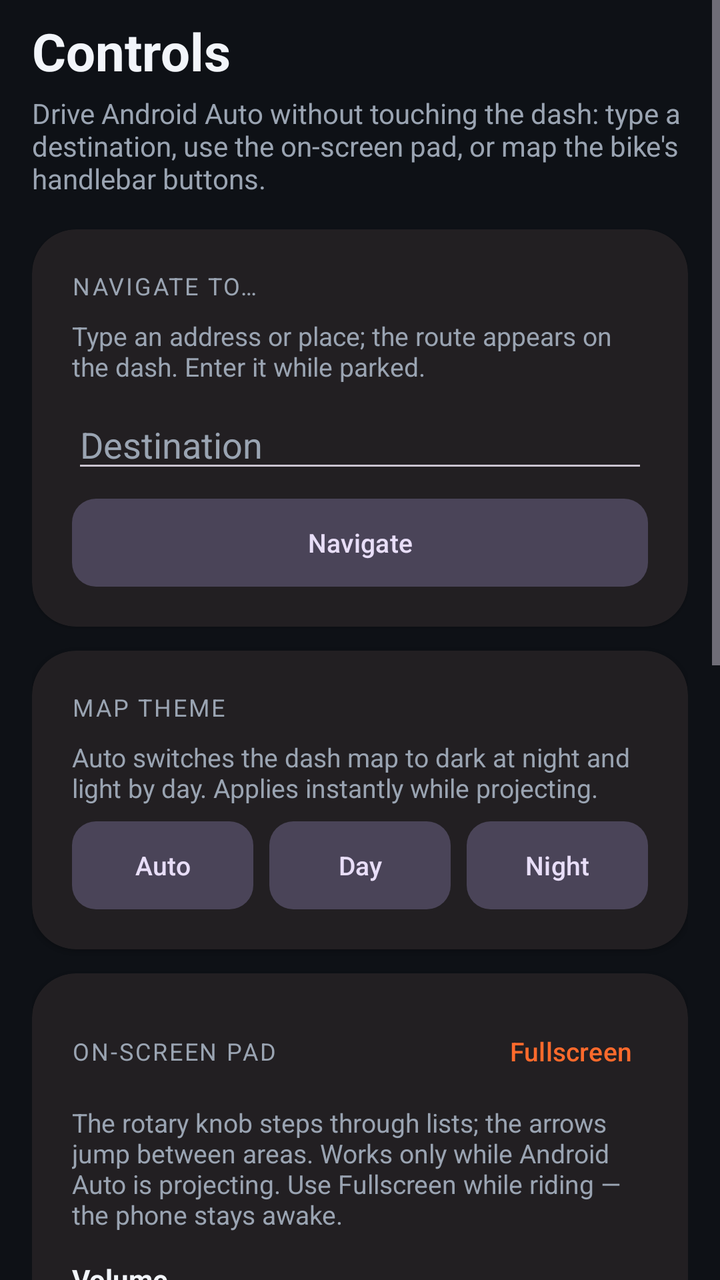
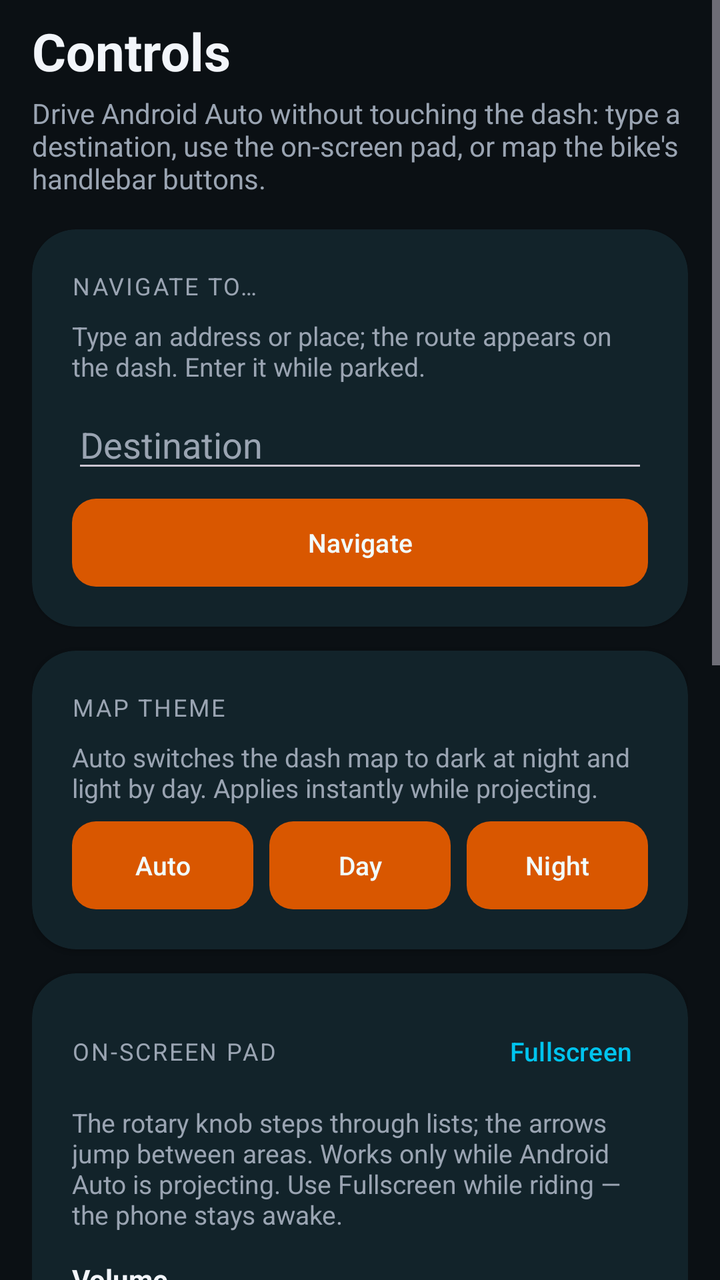

Screens rendered from an Android XML layout before and after an edit, with the pre-edit source and the edit as a unified diff.
<!-- AndroidManifest.xml: application theme Theme.OpenCfMoto -->
<!-- res/layout/activity_controls.xml -->
<?xml version="1.0" encoding="utf-8"?>
<FrameLayout xmlns:android="http://schemas.android.com/apk/res/android"
    android:id="@+id/controls_root"
    android:layout_width="match_parent"
    android:layout_height="match_parent"
    android:background="@color/bg">

    <ScrollView
        android:id="@+id/controls_scroll"
        android:layout_width="match_parent"
        android:layout_height="match_parent"
        android:fillViewport="true">

    <LinearLayout
        android:id="@+id/controls_content"
        android:layout_width="match_parent"
        android:layout_height="wrap_content"
        android:orientation="vertical"
        android:paddingHorizontal="16dp"
        android:paddingBottom="24dp">

        <LinearLayout
            android:id="@+id/controls_header"
            android:layout_width="match_parent"
            android:layout_height="wrap_content"
            android:orientation="vertical">

        <TextView
            android:layout_width="match_parent"
            android:layout_height="wrap_content"
            android:layout_marginTop="8dp"
            android:text="@string/controls_controls"
            android:textColor="@color/text_primary"
            android:textSize="26sp"
            android:textStyle="bold" />

        <TextView
            android:layout_width="match_parent"
            android:layout_height="wrap_content"
            android:layout_marginTop="4dp"
            android:layout_marginBottom="12dp"
            android:text="@string/controls_drive_android_auto_without_touching_the_dash_typ"
            android:textColor="@color/text_secondary"
            android:textSize="14sp" />
        </LinearLayout>

        
        <com.google.android.material.card.MaterialCardView
            android:id="@+id/card_nav"
            style="@style/Card.OpenCfMoto"
            android:layout_width="match_parent"
            android:layout_height="wrap_content"
            android:layout_marginTop="4dp">

            <LinearLayout
                android:layout_width="match_parent"
                android:layout_height="wrap_content"
                android:orientation="vertical">

                <TextView
                    android:layout_width="match_parent"
                    android:layout_height="wrap_content"
                    android:text="@string/controls_navigate_to"
                    android:textColor="@color/text_secondary"
                    android:textAllCaps="true"
                    android:textSize="12sp"
                    android:letterSpacing="0.08" />

                <TextView
                    android:layout_width="match_parent"
                    android:layout_height="wrap_content"
                    android:layout_marginTop="8dp"
                    android:text="@string/controls_type_an_address_or_place_the_route_appears_on_th"
                    android:textColor="@color/text_secondary"
                    android:textSize="13sp" />

                <EditText
                    android:id="@+id/et_nav"
                    android:layout_width="match_parent"
                    android:layout_height="wrap_content"
                    android:layout_marginTop="8dp"
                    android:hint="@string/controls_destination"
                    android:inputType="textPostalAddress"
                    android:textColor="@color/text_primary"
                    android:textColorHint="@color/text_secondary" />

                <com.google.android.material.button.MaterialButton
                    android:id="@+id/btn_nav_go"
                    style="@style/Widget.OpenCfMoto.Segment"
                    android:layout_width="match_parent"
                    android:layout_height="wrap_content"
                    android:layout_marginTop="8dp"
                    android:text="@string/controls_navigate" />
            </LinearLayout>
        </com.google.android.material.card.MaterialCardView>

        
        <com.google.android.material.card.MaterialCardView
            android:id="@+id/card_theme"
            style="@style/Card.OpenCfMoto"
            android:layout_width="match_parent"
            android:layout_height="wrap_content"
            android:layout_marginTop="12dp">

            <LinearLayout
                android:layout_width="match_parent"
                android:layout_height="wrap_content"
                android:orientation="vertical">

                <TextView
                    android:layout_width="match_parent"
                    android:layout_height="wrap_content"
                    android:text="@string/controls_map_theme"
                    android:textColor="@color/text_secondary"
                    android:textAllCaps="true"
                    android:textSize="12sp"
                    android:letterSpacing="0.08" />

                <TextView
                    android:id="@+id/theme_desc"
                    android:layout_width="match_parent"
                    android:layout_height="wrap_content"
                    android:layout_marginTop="8dp"
                    android:text="@string/controls_auto_switches_the_dash_map_to_dark_at_night_and_"
                    android:textColor="@color/text_secondary"
                    android:textSize="13sp" />

                <LinearLayout
                    android:layout_width="match_parent"
                    android:layout_height="wrap_content"
                    android:layout_marginTop="8dp"
                    android:baselineAligned="false"
                    android:orientation="horizontal">

                    <com.google.android.material.button.MaterialButton
                        android:id="@+id/theme_auto"
                        style="@style/Widget.OpenCfMoto.Segment"
                        android:layout_width="0dp"
                        android:layout_height="wrap_content"
                        android:layout_marginEnd="4dp"
                        android:layout_weight="1"
                        android:text="@string/controls_auto" />

                    <com.google.android.material.button.MaterialButton
                        android:id="@+id/theme_day"
                        style="@style/Widget.OpenCfMoto.Segment"
                        android:layout_width="0dp"
                        android:layout_height="wrap_content"
                        android:layout_marginHorizontal="4dp"
                        android:layout_weight="1"
                        android:text="@string/controls_day" />

                    <com.google.android.material.button.MaterialButton
                        android:id="@+id/theme_night"
                        style="@style/Widget.OpenCfMoto.Segment"
                        android:layout_width="0dp"
                        android:layout_height="wrap_content"
                        android:layout_marginStart="4dp"
                        android:layout_weight="1"
                        android:text="@string/controls_night" />
                </LinearLayout>
            </LinearLayout>
        </com.google.android.material.card.MaterialCardView>

        
        <com.google.android.material.card.MaterialCardView
            android:id="@+id/card_pad"
            style="@style/Card.OpenCfMoto"
            android:layout_width="match_parent"
            android:layout_height="wrap_content"
            android:layout_marginTop="12dp">

            <LinearLayout
                android:id="@+id/pad_body"
                android:layout_width="match_parent"
                android:layout_height="match_parent"
                android:orientation="vertical">

                <LinearLayout
                    android:layout_width="match_parent"
                    android:layout_height="wrap_content"
                    android:gravity="center_vertical"
                    android:orientation="horizontal">

                    <TextView
                        android:layout_width="0dp"
                        android:layout_height="wrap_content"
                        android:layout_weight="1"
                        android:text="@string/controls_on_screen_pad"
                        android:textColor="@color/text_secondary"
                        android:textAllCaps="true"
                        android:textSize="12sp"
                        android:letterSpacing="0.08" />

                    <com.google.android.material.button.MaterialButton
                        android:id="@+id/btn_pad_fullscreen"
                        style="@style/Widget.Material3.Button.TextButton"
                        android:layout_width="wrap_content"
                        android:layout_height="wrap_content"
                        android:minHeight="0dp"
                        android:minWidth="0dp"
                        android:paddingHorizontal="8dp"
                        android:text="@string/controls_fullscreen"
                        android:textColor="@color/brand_orange"
                        android:textSize="13sp" />
                </LinearLayout>

                <TextView
                    android:id="@+id/pad_intro"
                    android:layout_width="match_parent"
                    android:layout_height="wrap_content"
                    android:layout_marginTop="8dp"
                    android:text="@string/controls_the_rotary_knob_steps_through_lists_the_arrows_j"
                    android:textColor="@color/text_secondary"
                    android:textSize="13sp" />

                
                <TextView
                    android:id="@+id/tv_volume_label"
                    android:layout_width="match_parent"
                    android:layout_height="wrap_content"
                    android:layout_marginTop="14dp"
                    android:text="@string/controls_volume"
                    android:textColor="@color/text_primary"
                    android:textSize="14sp"
                    android:textStyle="bold" />

                <TextView
                    android:id="@+id/tv_volume_hint"
                    android:layout_width="match_parent"
                    android:layout_height="wrap_content"
                    android:layout_marginTop="2dp"
                    android:text="@string/controls_phone_media_volume_nav_voice_music_use_this_when"
                    android:textColor="@color/text_secondary"
                    android:textSize="12sp" />

                <LinearLayout
                    android:id="@+id/volume_row"
                    android:layout_width="match_parent"
                    android:layout_height="wrap_content"
                    android:layout_marginTop="6dp"
                    android:gravity="center_vertical"
                    android:orientation="horizontal">

                    <TextView
                        android:layout_width="wrap_content"
                        android:layout_height="wrap_content"
                        android:text="@string/controls_low"
                        android:textColor="@color/text_secondary"
                        android:textSize="12sp" />

                    <SeekBar
                        android:id="@+id/seek_volume"
                        android:layout_width="0dp"
                        android:layout_height="wrap_content"
                        android:layout_marginHorizontal="8dp"
                        android:layout_weight="1"
                        android:max="15"
                        android:progress="8" />

                    <TextView
                        android:id="@+id/tv_volume_value"
                        android:layout_width="28dp"
                        android:layout_height="wrap_content"
                        android:gravity="end"
                        android:text="@string/controls_8"
                        android:textColor="@color/text_primary"
                        android:textSize="14sp" />
                </LinearLayout>

                
                <LinearLayout
                    android:id="@+id/pad_row_knob"
                    android:layout_width="match_parent"
                    android:layout_height="wrap_content"
                    android:layout_marginTop="12dp"
                    android:orientation="horizontal">

                    <com.google.android.material.button.MaterialButton
                        android:id="@+id/btn_knob_back"
                        style="@style/Widget.OpenCfMoto.Segment"
                        android:layout_width="0dp"
                        android:layout_height="wrap_content"
                        android:layout_marginEnd="4dp"
                        android:layout_weight="1"
                        android:text="@string/controls_prev" />

                    <com.google.android.material.button.MaterialButton
                        android:id="@+id/btn_dpad_up"
                        style="@style/Widget.OpenCfMoto.Segment"
                        android:layout_width="0dp"
                        android:layout_height="wrap_content"
                        android:layout_marginHorizontal="4dp"
                        android:layout_weight="1"
                        android:text="@string/controls_str" />

                    <com.google.android.material.button.MaterialButton
                        android:id="@+id/btn_knob_fwd"
                        style="@style/Widget.OpenCfMoto.Segment"
                        android:layout_width="0dp"
                        android:layout_height="wrap_content"
                        android:layout_marginStart="4dp"
                        android:layout_weight="1"
                        android:text="@string/controls_next" />
                </LinearLayout>

                
                <LinearLayout
                    android:id="@+id/pad_row_mid"
                    android:layout_width="match_parent"
                    android:layout_height="wrap_content"
                    android:layout_marginTop="8dp"
                    android:orientation="horizontal">

                    <com.google.android.material.button.MaterialButton
                        android:id="@+id/btn_dpad_left"
                        style="@style/Widget.OpenCfMoto.Segment"
                        android:layout_width="0dp"
                        android:layout_height="wrap_content"
                        android:layout_marginEnd="4dp"
                        android:layout_weight="1"
                        android:text="@string/controls_str_2" />

                    <com.google.android.material.button.MaterialButton
                        android:id="@+id/btn_select"
                        style="@style/Widget.OpenCfMoto.Segment"
                        android:layout_width="0dp"
                        android:layout_height="wrap_content"
                        android:layout_marginHorizontal="4dp"
                        android:layout_weight="1"
                        android:text="OK" />

                    <com.google.android.material.button.MaterialButton
                        android:id="@+id/btn_dpad_right"
                        style="@style/Widget.OpenCfMoto.Segment"
                        android:layout_width="0dp"
                        android:layout_height="wrap_content"
                        android:layout_marginStart="4dp"
                        android:layout_weight="1"
                        android:text="@string/controls_str_3" />
                </LinearLayout>

                
                <LinearLayout
                    android:id="@+id/pad_row_down"
                    android:layout_width="match_parent"
                    android:layout_height="wrap_content"
                    android:layout_marginTop="8dp"
                    android:orientation="horizontal">

                    <Space
                        android:layout_width="0dp"
                        android:layout_height="1dp"
                        android:layout_weight="1" />

                    <com.google.android.material.button.MaterialButton
                        android:id="@+id/btn_dpad_down"
                        style="@style/Widget.OpenCfMoto.Segment"
                        android:layout_width="0dp"
                        android:layout_height="wrap_content"
                        android:layout_marginHorizontal="4dp"
                        android:layout_weight="1"
                        android:text="@string/controls_str_4" />

                    <Space
                        android:layout_width="0dp"
                        android:layout_height="1dp"
                        android:layout_weight="1" />
                </LinearLayout>

                
                <LinearLayout
                    android:id="@+id/pad_row_nav"
                    android:layout_width="match_parent"
                    android:layout_height="wrap_content"
                    android:layout_marginTop="12dp"
                    android:orientation="horizontal">

                    <com.google.android.material.button.MaterialButton
                        android:id="@+id/btn_back"
                        style="@style/Widget.OpenCfMoto.Segment"
                        android:layout_width="0dp"
                        android:layout_height="wrap_content"
                        android:layout_marginEnd="4dp"
                        android:layout_weight="1"
                        android:text="@string/controls_back" />

                    <com.google.android.material.button.MaterialButton
                        android:id="@+id/btn_home"
                        style="@style/Widget.OpenCfMoto.Segment"
                        android:layout_width="0dp"
                        android:layout_height="wrap_content"
                        android:layout_marginHorizontal="4dp"
                        android:layout_weight="1"
                        android:text="@string/controls_home" />

                    <com.google.android.material.button.MaterialButton
                        android:id="@+id/btn_assistant"
                        style="@style/Widget.OpenCfMoto.Segment"
                        android:layout_width="0dp"
                        android:layout_height="wrap_content"
                        android:layout_marginStart="4dp"
                        android:layout_weight="1"
                        android:text="@string/controls_voice" />
                </LinearLayout>
            </LinearLayout>
        </com.google.android.material.card.MaterialCardView>

        
        <com.google.android.material.card.MaterialCardView
            android:id="@+id/card_handlebar"
            style="@style/Card.OpenCfMoto"
            android:layout_width="match_parent"
            android:layout_height="wrap_content"
            android:layout_marginTop="12dp">

            <LinearLayout
                android:layout_width="match_parent"
                android:layout_height="wrap_content"
                android:orientation="vertical">

                <TextView
                    android:layout_width="match_parent"
                    android:layout_height="wrap_content"
                    android:text="@string/controls_handlebar_buttons"
                    android:textColor="@color/text_secondary"
                    android:textAllCaps="true"
                    android:textSize="12sp"
                    android:letterSpacing="0.08" />

                <TextView
                    android:id="@+id/tv_touch_hint"
                    android:layout_width="match_parent"
                    android:layout_height="wrap_content"
                    android:layout_marginTop="8dp"
                    android:padding="10dp"
                    android:background="@drawable/hint_pill"
                    android:text="@string/controls_800nk_touch_hint"
                    android:textColor="@color/text_primary"
                    android:textSize="13sp"
                    android:visibility="gone" />

                <com.google.android.material.materialswitch.MaterialSwitch
                    android:id="@+id/switch_control_aa"
                    android:layout_width="match_parent"
                    android:layout_height="wrap_content"
                    android:layout_marginTop="8dp"
                    android:text="@string/controls_handlebar_buttons_drive_android_auto"
                    android:textColor="@color/text_primary"
                    android:textSize="15sp" />

                <TextView
                    android:layout_width="match_parent"
                    android:layout_height="wrap_content"
                    android:layout_marginTop="4dp"
                    android:text="@string/controls_requires_the_phone_paired_to_the_bike_over_bluet"
                    android:textColor="@color/text_secondary"
                    android:textSize="13sp" />

                <com.google.android.material.button.MaterialButton
                    android:id="@+id/btn_customize"
                    style="@style/Widget.OpenCfMoto.Segment"
                    android:layout_width="match_parent"
                    android:layout_height="wrap_content"
                    android:layout_marginTop="10dp"
                    android:text="@string/controls_customize_buttons" />
            </LinearLayout>
        </com.google.android.material.card.MaterialCardView>
    </LinearLayout>
    </ScrollView>
</FrameLayout>
<!-- resources referenced by this layout -->
<resources>
  <color name="bg">#0E1116</color>
  <color name="brand_orange">#FF6A2C</color>
  <color name="text_primary">#F2F5FA</color>
  <color name="text_secondary">#9AA4B2</color>
  <string name="controls_8">8</string>
  <string name="controls_800nk_touch_hint">The 800NK Advanced display is touch enabled. Handlebar mapping remains available for media and supported button events.</string>
  <string name="controls_auto">Auto</string>
  <string name="controls_auto_switches_the_dash_map_to_dark_at_night_and_">Auto switches the dash map to dark at night and light by day. Applies instantly while projecting.</string>
  <string name="controls_back">Back</string>
  <string name="controls_controls">Controls</string>
  <string name="controls_customize_buttons">Customize buttons</string>
  <string name="controls_day">Day</string>
  <string name="controls_destination">Destination</string>
  <string name="controls_fullscreen">Fullscreen</string>
  <string name="controls_handlebar_buttons">Handlebar buttons</string>
  <string name="controls_handlebar_buttons_drive_android_auto">Handlebar buttons drive Android Auto</string>
  <string name="controls_home">Home</string>
  <string name="controls_low">Low</string>
  <string name="controls_map_theme">Map theme</string>
  <string name="controls_navigate">Navigate</string>
  <string name="controls_navigate_to">Navigate to…</string>
  <string name="controls_next">Next ⟳</string>
  <string name="controls_night">Night</string>
  <string name="controls_on_screen_pad">On-screen pad</string>
  <string name="controls_phone_media_volume_nav_voice_music_use_this_when">Phone media volume (nav voice &amp; music). Use this when the bike\'s volume buttons drive Android Auto.</string>
  <string name="controls_prev">⟲ Prev</string>
  <string name="controls_str">▲</string>
  <string name="controls_str_2">◀</string>
  <string name="controls_str_3">▶</string>
  <string name="controls_str_4">▼</string>
  <string name="controls_type_an_address_or_place_the_route_appears_on_th">Type an address or place; the route appears on the dash. Enter it while parked.</string>
  <string name="controls_voice">Voice</string>
  <string name="controls_volume">Volume</string>
  <color name="surface">#171B22</color>
  <dimen name="btn_segment_text">12sp</dimen>
  <dimen name="btn_segment_min_height">44dp</dimen>
  <style name="Base.Theme.OpenCfMoto" parent="Theme.Material3.Dark.NoActionBar">
          <item name="colorPrimary">@color/brand_orange</item>
          <item name="colorOnPrimary">@color/on_brand</item>
          <item name="colorPrimaryContainer">@color/brand_orange_dark</item>
          <item name="colorOnPrimaryContainer">@color/on_brand</item>
  
          <item name="android:colorBackground">@color/bg</item>
          <item name="colorSurface">@color/surface</item>
          <item name="colorSurfaceVariant">@color/surface_high</item>
          <item name="colorOnSurface">@color/text_primary</item>
          <item name="colorOnSurfaceVariant">@color/text_secondary</item>
          <item name="colorOutline">@color/outline</item>
  
          <item name="android:statusBarColor">@color/bg</item>
          <item name="android:navigationBarColor">@color/bg</item>
          <item name="android:windowLightStatusBar">false</item>
      </style>
  <color name="on_brand">#FFFFFF</color>
  <color name="brand_orange_dark">#E85A1E</color>
  <color name="surface_high">#1F242E</color>
  <color name="outline">#2C333F</color>
  <!-- unchanged entries left out for length: 7 -->
</resources>

<!-- the commit's change to res/layout/activity_controls.xml (unified diff, before → after) -->
@@ -201,7 +201,7 @@
                         android:minWidth="0dp"
                         android:paddingHorizontal="8dp"
                         android:text="@string/controls_fullscreen"
-                        android:textColor="@color/brand_orange"
+                        android:textColor="@color/brand_cyan"
                         android:textSize="13sp" />
                 </LinearLayout>
 
<!-- resource entries referenced after the edit -->
@@ -1,7 +1,8 @@
 <!-- resources referenced by this layout -->
 <resources>
-  <color name="bg">#0E1116</color>
-  <color name="brand_orange">#FF6A2C</color>
+  <color name="bg">#0B1014</color>
+  <color name="brand_cyan">#00C4EE</color>
+  <color name="brand_orange">#FF6B00</color>
   <color name="text_primary">#F2F5FA</color>
   <color name="text_secondary">#9AA4B2</color>
   <string name="controls_8">8</string>
@@ -33,14 +34,18 @@
   <string name="controls_type_an_address_or_place_the_route_appears_on_th">Type an address or place; the route appears on the dash. Enter it while parked.</string>
   <string name="controls_voice">Voice</string>
   <string name="controls_volume">Volume</string>
-  <color name="surface">#171B22</color>
+  <color name="surface">#141B20</color>
   <dimen name="btn_segment_text">12sp</dimen>
   <dimen name="btn_segment_min_height">44dp</dimen>
   <style name="Base.Theme.OpenCfMoto" parent="Theme.Material3.Dark.NoActionBar">
-          <item name="colorPrimary">@color/brand_orange</item>
+          <item name="colorPrimary">@color/brand_cyan</item>
           <item name="colorOnPrimary">@color/on_brand</item>
-          <item name="colorPrimaryContainer">@color/brand_orange_dark</item>
-          <item name="colorOnPrimaryContainer">@color/on_brand</item>
+          <item name="colorPrimaryContainer">@color/brand_cyan_dark</item>
+          <item name="colorOnPrimaryContainer">@color/on_brand_container</item>
+          <item name="colorSecondary">@color/brand_orange</item>
+          <item name="colorOnSecondary">@color/on_brand</item>
+          <item name="colorSecondaryContainer">@color/brand_orange_dark</item>
+          <item name="colorOnSecondaryContainer">@color/on_brand_container</item>
   
           <item name="android:colorBackground">@color/bg</item>
           <item name="colorSurface">@color/surface</item>
@@ -53,10 +58,12 @@
           <item name="android:navigationBarColor">@color/bg</item>
           <item name="android:windowLightStatusBar">false</item>
       </style>
-  <color name="on_brand">#FFFFFF</color>
-  <color name="brand_orange_dark">#E85A1E</color>
-  <color name="surface_high">#1F242E</color>
-  <color name="outline">#2C333F</color>
+  <color name="on_brand">#071419</color>
+  <color name="brand_cyan_dark">#006A80</color>
+  <color name="on_brand_container">#F2FCFF</color>
+  <color name="brand_orange_dark">#D95700</color>
+  <color name="surface_high">#1C262D</color>
+  <color name="outline">#30414A</color>
   <!-- unchanged entries left out for length: 7 -->
 </resources>
 
